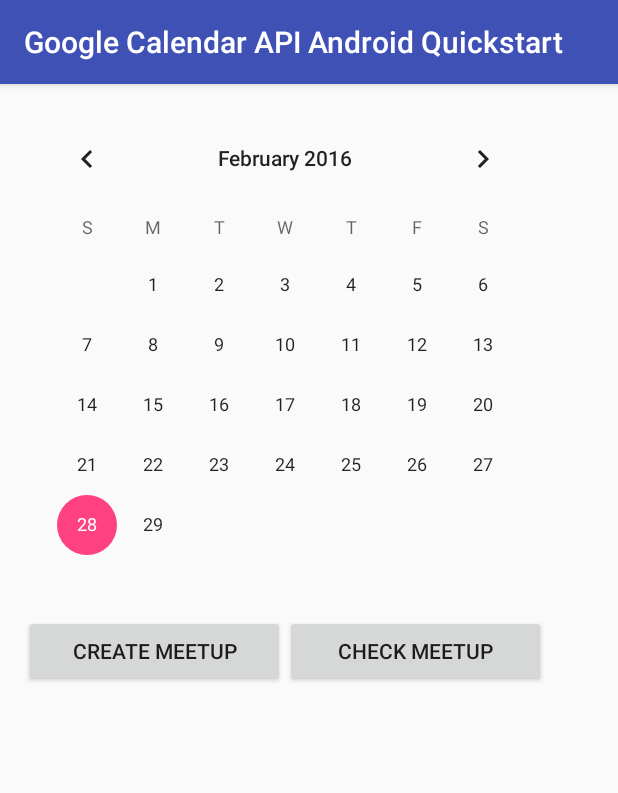
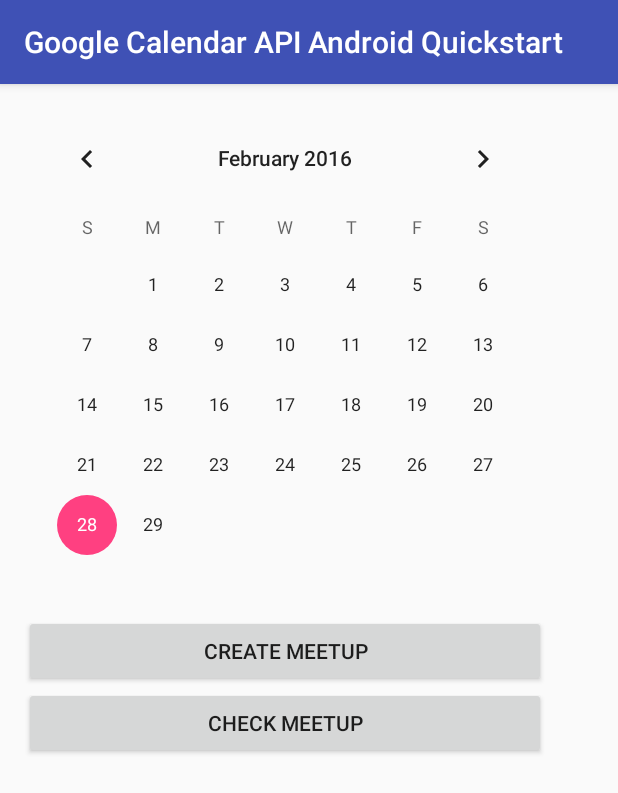
Before and after one commit to yuqingd/HappyHour, an Android app: the MainScreen screen opened directly, with no data from a screen before it, on a phone screen of 412 x 824 dp. Shown: the top 793 px of the screen. Run offline under Robolectric (Android 15) with nearby library versions, the phone set to English and light mode, and no system bars.

Commit message:
Fixed calendar layout

```diff
--- a/app/src/main/res/layout/activity_main_screen.xml
+++ b/app/src/main/res/layout/activity_main_screen.xml
@@ -8,6 +8,8 @@
     android:paddingRight="@dimen/activity_horizontal_margin"
     android:paddingTop="@dimen/activity_vertical_margin"
     tools:context="com.example.calendarquickstart.MainScreen">
+
+
 
     <TableLayout
         android:layout_width="match_parent"
@@ -26,42 +28,32 @@
                 android:layout_alignParentBottom="true"
                 android:layout_centerHorizontal="true"
                 android:layout_column="0" />
-
         </TableRow>
 
         <TableRow
             android:layout_width="match_parent"
             android:layout_height="match_parent">
 
+            <Button
+                android:layout_width="wrap_content"
+                android:layout_height="wrap_content"
+                android:text="Create Meetup"
+                android:id="@+id/CreateMeetup_button"
+                android:layout_column="0" />
         </TableRow>
 
         <TableRow
             android:layout_width="match_parent"
             android:layout_height="match_parent">
 
-            <LinearLayout
-                android:orientation="horizontal"
-                android:layout_width="match_parent"
-                android:layout_height="match_parent"
-                android:layout_column="0">
-
-                <Button
-                    android:layout_width="match_parent"
-                    android:layout_height="wrap_content"
-                    android:text="Create Meetup"
-                    android:id="@+id/CreateMeetup_button"
-                    android:layout_column="0"
-                    android:layout_weight="1"/>
-
-                <Button
-                    android:layout_width="match_parent"
-                    android:layout_height="wrap_content"
-                    android:text="Check Meetup"
-                    android:id="@+id/CheckMeetup_button"
-                    android:layout_column="0"
-                    android:layout_weight="1"/>
-            </LinearLayout>
+            <Button
+                android:layout_width="wrap_content"
+                android:layout_height="wrap_content"
+                android:text="Check Meetup"
+                android:id="@+id/CheckMeetup_button"
+                android:layout_column="0" />
         </TableRow>
     </TableLayout>
 
+
 </RelativeLayout>
```
Also changed, not shown: app/src/main/res/layout/activity_main2.xml (added, +12 -0 lines).
